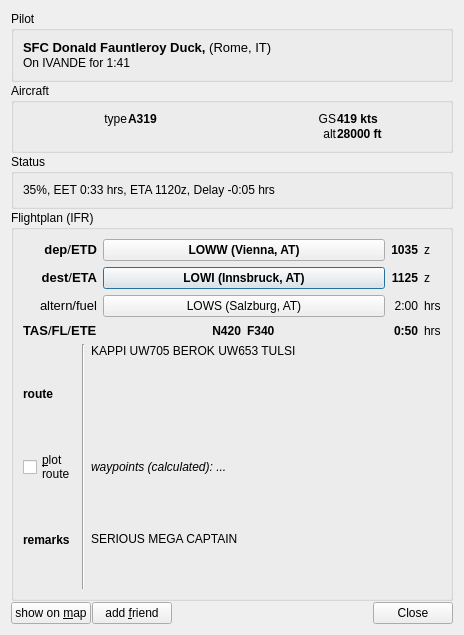
Qt form QuteScoop/src/PilotDetails.ui (qutescoop/qutescoop) before a commit.
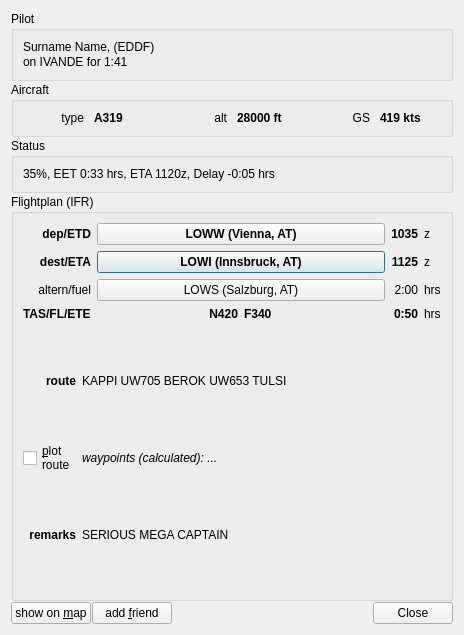
The same form after that commit. Icons and pictures are not drawn.

```diff
--- a/QuteScoop/src/PilotDetails.ui
+++ b/QuteScoop/src/PilotDetails.ui
@@ -33,11 +33,7 @@
       <item>
        <widget class="QLabel" name="lblPilotInfo">
         <property name="text">
-         <string>&lt;!DOCTYPE HTML PUBLIC &quot;-//W3C//DTD HTML 4.0//EN&quot; &quot;http://www.w3.org/TR/REC-html40/strict.dtd&quot;&gt;
-&lt;html&gt;&lt;head&gt;&lt;meta name=&quot;qrichtext&quot; content=&quot;1&quot; /&gt;&lt;style type=&quot;text/css&quot;&gt;
-p, li { white-space: pre-wrap; }
-&lt;/style&gt;&lt;/head&gt;&lt;body style=&quot; font-family:'Ubuntu'; font-size:10pt; font-weight:400; font-style:normal;&quot;&gt;
-&lt;p style=&quot; margin-top:0px; margin-bottom:0px; margin-left:0px; margin-right:0px; -qt-block-indent:0; text-indent:0px;&quot;&gt;&lt;span style=&quot; font-family:'UnDotum'; font-weight:600;&quot;&gt;SFC Donald Fauntleroy Duck, &lt;/span&gt;&lt;span style=&quot; font-family:'UnDotum';&quot;&gt;(Rome, IT)&lt;/span&gt;&lt;/p&gt;&lt;/body&gt;&lt;/html&gt;</string>
+         <string>Surname Name, (EDDF)</string>
         </property>
         <property name="alignment">
          <set>Qt::AlignLeading|Qt::AlignLeft|Qt::AlignTop</set>
@@ -50,7 +46,7 @@
       <item>
        <widget class="QLabel" name="lblConnected">
         <property name="text">
-         <string>On IVANDE for 1:41</string>
+         <string>on IVANDE for 1:41</string>
         </property>
        </widget>
       </item>
@@ -67,11 +63,11 @@
        <number>1</number>
       </property>
       <item>
-       <layout class="QGridLayout" name="gridLayout_2">
-        <property name="verticalSpacing">
-         <number>1</number>
+       <layout class="QHBoxLayout" name="horizontalLayout_4">
+        <property name="spacing">
+         <number>10</number>
         </property>
-        <item row="0" column="0">
+        <item>
          <widget class="QLabel" name="label_10">
           <property name="text">
            <string>type</string>
@@ -81,7 +77,7 @@
           </property>
          </widget>
         </item>
-        <item row="0" column="1">
+        <item>
          <widget class="QLabel" name="lblAircraft">
           <property name="font">
            <font>
@@ -97,7 +93,33 @@
           </property>
          </widget>
         </item>
-        <item row="0" column="2">
+        <item>
+         <widget class="QLabel" name="label_15">
+          <property name="toolTip">
+           <string>current altitude</string>
+          </property>
+          <property name="text">
+           <string>alt</string>
+          </property>
+          <property name="alignment">
+           <set>Qt::AlignRight|Qt::AlignTrailing|Qt::AlignVCenter</set>
+          </property>
+         </widget>
+        </item>
+        <item>
+         <widget class="QLabel" name="lblAltitude">
+          <property name="font">
+           <font>
+            <weight>75</weight>
+            <bold>true</bold>
+           </font>
+          </property>
+          <property name="text">
+           <string>28000 ft</string>
+          </property>
+         </widget>
+        </item>
+        <item>
          <widget class="QLabel" name="label_13">
           <property name="toolTip">
            <string>Groundspeed</string>
@@ -110,7 +132,7 @@
           </property>
          </widget>
         </item>
-        <item row="0" column="3">
+        <item>
          <widget class="QLabel" name="lblGroundspeed">
           <property name="font">
            <font>
@@ -123,32 +145,6 @@
           </property>
          </widget>
         </item>
-        <item row="1" column="3">
-         <widget class="QLabel" name="lblAltitude">
-          <property name="font">
-           <font>
-            <weight>75</weight>
-            <bold>true</bold>
-           </font>
-          </property>
-          <property name="text">
-           <string>28000 ft</string>
-          </property>
-         </widget>
-        </item>
-        <item row="1" column="2">
-         <widget class="QLabel" name="label_15">
-          <property name="toolTip">
-           <string>Altitude</string>
-          </property>
-          <property name="text">
-           <string>alt</string>
-          </property>
-          <property name="alignment">
-           <set>Qt::AlignRight|Qt::AlignTrailing|Qt::AlignVCenter</set>
-          </property>
-         </widget>
-        </item>
        </layout>
       </item>
      </layout>
@@ -168,9 +164,6 @@
         <property name="text">
          <string>35%, EET 0:33 hrs, ETA 1120z, Delay -0:05 hrs</string>
         </property>
-        <property name="textFormat">
-         <enum>Qt::RichText</enum>
-        </property>
         <property name="wordWrap">
          <bool>true</bool>
         </property>
@@ -189,18 +182,17 @@
        <layout class="QGridLayout" name="gridLayout">
         <item row="0" column="0">
          <widget class="QLabel" name="label_3">
+          <property name="font">
+           <font>
+            <weight>75</weight>
+            <bold>true</bold>
+           </font>
+          </property>
           <property name="toolTip">
            <string>Departure aerodrome / Estimated Time of Departure</string>
           </property>
           <property name="text">
-           <string>&lt;!DOCTYPE HTML PUBLIC &quot;-//W3C//DTD HTML 4.0//EN&quot; &quot;http://www.w3.org/TR/REC-html40/strict.dtd&quot;&gt;
-&lt;html&gt;&lt;head&gt;&lt;meta name=&quot;qrichtext&quot; content=&quot;1&quot; /&gt;&lt;style type=&quot;text/css&quot;&gt;
-p, li { white-space: pre-wrap; }
-&lt;/style&gt;&lt;/head&gt;&lt;body style=&quot; font-family:'Ubuntu'; font-size:10pt; font-weight:400; font-style:normal;&quot;&gt;
-&lt;p style=&quot; margin-top:0px; margin-bottom:0px; margin-left:0px; margin-right:0px; -qt-block-indent:0; text-indent:0px;&quot;&gt;&lt;span style=&quot; font-family:'UnDotum'; font-weight:600;&quot;&gt;dep&lt;/span&gt;&lt;span style=&quot; font-family:'UnDotum';&quot;&gt;/&lt;/span&gt;&lt;span style=&quot; font-family:'UnDotum'; font-weight:600;&quot;&gt;ETD&lt;/span&gt;&lt;/p&gt;&lt;/body&gt;&lt;/html&gt;</string>
-          </property>
-          <property name="textFormat">
-           <enum>Qt::RichText</enum>
+           <string>dep/ETD</string>
           </property>
           <property name="alignment">
            <set>Qt::AlignRight|Qt::AlignTrailing|Qt::AlignVCenter</set>
@@ -209,18 +201,17 @@
         </item>
         <item row="1" column="0">
          <widget class="QLabel" name="label_4">
+          <property name="font">
+           <font>
+            <weight>75</weight>
+            <bold>true</bold>
+           </font>
+          </property>
           <property name="toolTip">
            <string>Destination aerodrome / Estimated Time of Arrival (flightplan)</string>
           </property>
           <property name="text">
-           <string>&lt;!DOCTYPE HTML PUBLIC &quot;-//W3C//DTD HTML 4.0//EN&quot; &quot;http://www.w3.org/TR/REC-html40/strict.dtd&quot;&gt;
-&lt;html&gt;&lt;head&gt;&lt;meta name=&quot;qrichtext&quot; content=&quot;1&quot; /&gt;&lt;style type=&quot;text/css&quot;&gt;
-p, li { white-space: pre-wrap; }
-&lt;/style&gt;&lt;/head&gt;&lt;body style=&quot; font-family:'Ubuntu'; font-size:10pt; font-weight:400; font-style:normal;&quot;&gt;
-&lt;p style=&quot; margin-top:0px; margin-bottom:0px; margin-left:0px; margin-right:0px; -qt-block-indent:0; text-indent:0px;&quot;&gt;&lt;span style=&quot; font-family:'UnDotum'; font-weight:600;&quot;&gt;dest&lt;/span&gt;&lt;span style=&quot; font-family:'UnDotum';&quot;&gt;/&lt;/span&gt;&lt;span style=&quot; font-family:'UnDotum'; font-weight:600;&quot;&gt;ETA&lt;/span&gt;&lt;/p&gt;&lt;/body&gt;&lt;/html&gt;</string>
-          </property>
-          <property name="textFormat">
-           <enum>Qt::RichText</enum>
+           <string>dest/ETA</string>
           </property>
           <property name="alignment">
            <set>Qt::AlignRight|Qt::AlignTrailing|Qt::AlignVCenter</set>
@@ -300,18 +291,17 @@
         </item>
         <item row="3" column="0">
          <widget class="QLabel" name="label_2">
+          <property name="font">
+           <font>
+            <weight>75</weight>
+            <bold>true</bold>
+           </font>
+          </property>
           <property name="toolTip">
            <string>Filed True Airspeed / Cruise Level / Estimated Time Enroute (according to flightplan)</string>
           </property>
           <property name="text">
-           <string>&lt;!DOCTYPE HTML PUBLIC &quot;-//W3C//DTD HTML 4.0//EN&quot; &quot;http://www.w3.org/TR/REC-html40/strict.dtd&quot;&gt;
-&lt;html&gt;&lt;head&gt;&lt;meta name=&quot;qrichtext&quot; content=&quot;1&quot; /&gt;&lt;style type=&quot;text/css&quot;&gt;
-p, li { white-space: pre-wrap; }
-&lt;/style&gt;&lt;/head&gt;&lt;body style=&quot; font-family:'UnDotum'; font-size:10pt; font-weight:400; font-style:normal;&quot;&gt;
-&lt;p style=&quot; margin-top:0px; margin-bottom:0px; margin-left:0px; margin-right:0px; -qt-block-indent:0; text-indent:0px;&quot;&gt;&lt;span style=&quot; font-weight:600;&quot;&gt;TAS&lt;/span&gt;/&lt;span style=&quot; font-weight:600;&quot;&gt;FL&lt;/span&gt;/&lt;span style=&quot; font-weight:600;&quot;&gt;ETE&lt;/span&gt;&lt;/p&gt;&lt;/body&gt;&lt;/html&gt;</string>
-          </property>
-          <property name="textFormat">
-           <enum>Qt::RichText</enum>
+           <string>TAS/FL/ETE</string>
           </property>
          </widget>
         </item>
@@ -410,14 +400,7 @@
            <string>Alternate aerodrome / Fuel on Board</string>
           </property>
           <property name="text">
-           <string>&lt;!DOCTYPE HTML PUBLIC &quot;-//W3C//DTD HTML 4.0//EN&quot; &quot;http://www.w3.org/TR/REC-html40/strict.dtd&quot;&gt;
-&lt;html&gt;&lt;head&gt;&lt;meta name=&quot;qrichtext&quot; content=&quot;1&quot; /&gt;&lt;style type=&quot;text/css&quot;&gt;
-p, li { white-space: pre-wrap; }
-&lt;/style&gt;&lt;/head&gt;&lt;body style=&quot; font-family:'Ubuntu'; font-size:10pt; font-weight:400; font-style:normal;&quot;&gt;
-&lt;p style=&quot; margin-top:0px; margin-bottom:0px; margin-left:0px; margin-right:0px; -qt-block-indent:0; text-indent:0px;&quot;&gt;&lt;span style=&quot; font-family:'UnDotum';&quot;&gt;altern/fuel&lt;/span&gt;&lt;/p&gt;&lt;/body&gt;&lt;/html&gt;</string>
-          </property>
-          <property name="textFormat">
-           <enum>Qt::RichText</enum>
+           <string>altern/fuel</string>
           </property>
           <property name="alignment">
            <set>Qt::AlignRight|Qt::AlignTrailing|Qt::AlignVCenter</set>
@@ -465,7 +448,7 @@
       </item>
       <item row="1" column="0">
        <layout class="QGridLayout" name="gridLayout_4">
-        <item row="0" column="3">
+        <item row="0" column="2">
          <widget class="QLabel" name="lblRoute">
           <property name="sizePolicy">
            <sizepolicy hsizetype="Preferred" vsizetype="Expanding">
@@ -480,7 +463,7 @@
            <string>KAPPI UW705 BEROK UW653 TULSI</string>
           </property>
           <property name="alignment">
-           <set>Qt::AlignLeading|Qt::AlignLeft|Qt::AlignTop</set>
+           <set>Qt::AlignLeading|Qt::AlignLeft|Qt::AlignVCenter</set>
           </property>
           <property name="wordWrap">
            <bool>true</bool>
@@ -490,26 +473,7 @@
           </property>
          </widget>
         </item>
-        <item row="2" column="0">
-         <widget class="QLabel" name="label">
-          <property name="sizePolicy">
-           <sizepolicy hsizetype="Maximum" vsizetype="Preferred">
-            <horstretch>0</horstretch>
-            <verstretch>0</verstretch>
-           </sizepolicy>
-          </property>
-          <property name="font">
-           <font>
-            <weight>75</weight>
-            <bold>true</bold>
-           </font>
-          </property>
-          <property name="text">
-           <string>remarks</string>
-          </property>
-         </widget>
-        </item>
-        <item row="2" column="3">
+        <item row="2" column="2">
          <widget class="QLabel" name="lblRemarks">
           <property name="sizePolicy">
            <sizepolicy hsizetype="Preferred" vsizetype="Expanding">
@@ -528,14 +492,7 @@
           </property>
          </widget>
         </item>
-        <item row="0" column="1" rowspan="3">
-         <widget class="Line" name="line">
-          <property name="orientation">
-           <enum>Qt::Vertical</enum>
-          </property>
-         </widget>
-        </item>
-        <item row="1" column="3">
+        <item row="1" column="2">
          <widget class="QLabel" name="lblPlotStatus">
           <property name="font">
            <font>
@@ -553,7 +510,23 @@
           </property>
          </widget>
         </item>
-        <item row="1" column="0">
+        <item row="0" column="1">
+         <widget class="QLabel" name="label_6">
+          <property name="font">
+           <font>
+            <weight>75</weight>
+            <bold>true</bold>
+           </font>
+          </property>
+          <property name="text">
+           <string>route</string>
+          </property>
+          <property name="alignment">
+           <set>Qt::AlignRight|Qt::AlignTrailing|Qt::AlignVCenter</set>
+          </property>
+         </widget>
+        </item>
+        <item row="1" column="1">
          <widget class="QCheckBox" name="cbPlotRoute">
           <property name="sizePolicy">
            <sizepolicy hsizetype="Maximum" vsizetype="Fixed">
@@ -570,14 +543,8 @@
           </property>
          </widget>
         </item>
-        <item row="0" column="0">
-         <widget class="QLabel" name="label_6">
-          <property name="sizePolicy">
-           <sizepolicy hsizetype="Maximum" vsizetype="Preferred">
-            <horstretch>0</horstretch>
-            <verstretch>0</verstretch>
-           </sizepolicy>
-          </property>
+        <item row="2" column="1">
+         <widget class="QLabel" name="label">
           <property name="font">
            <font>
             <weight>75</weight>
@@ -585,7 +552,7 @@
            </font>
           </property>
           <property name="text">
-           <string>route</string>
+           <string>remarks</string>
           </property>
           <property name="alignment">
            <set>Qt::AlignRight|Qt::AlignTrailing|Qt::AlignVCenter</set>
@@ -598,7 +565,7 @@
     </widget>
    </item>
    <item>
-    <layout class="QHBoxLayout">
+    <layout class="QHBoxLayout" name="verticalBottom">
      <item>
       <widget class="QPushButton" name="buttonShowOnMap">
        <property name="text">
```
Left out of the diff: 36 changed lines with no effect on the pictures.
